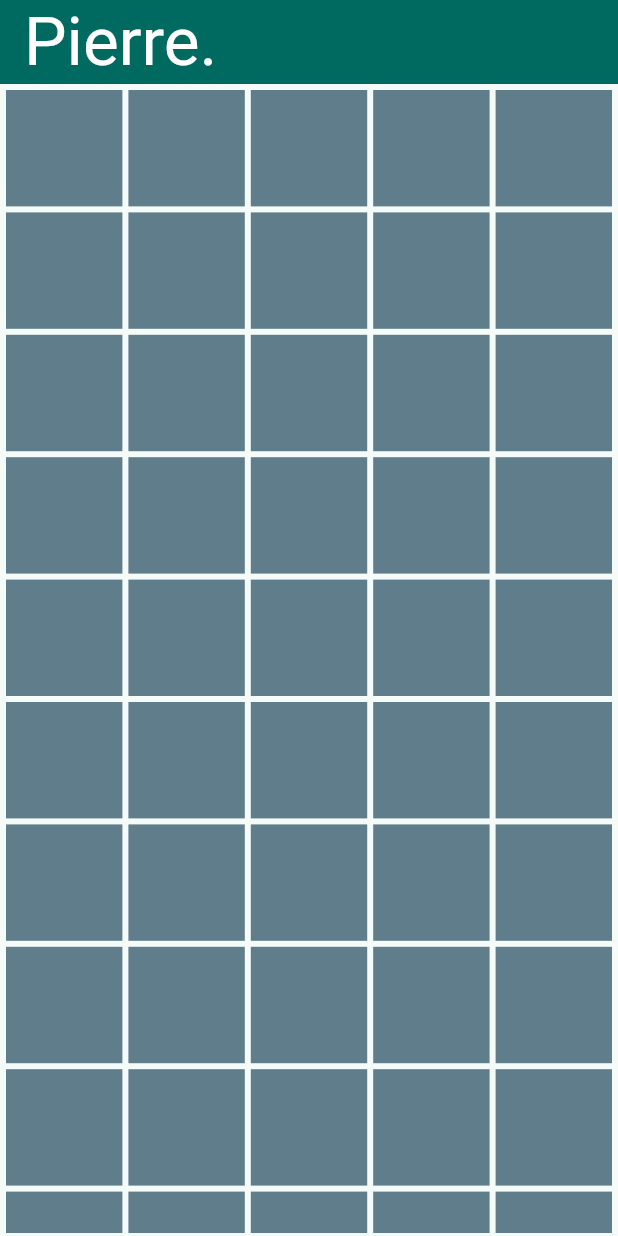
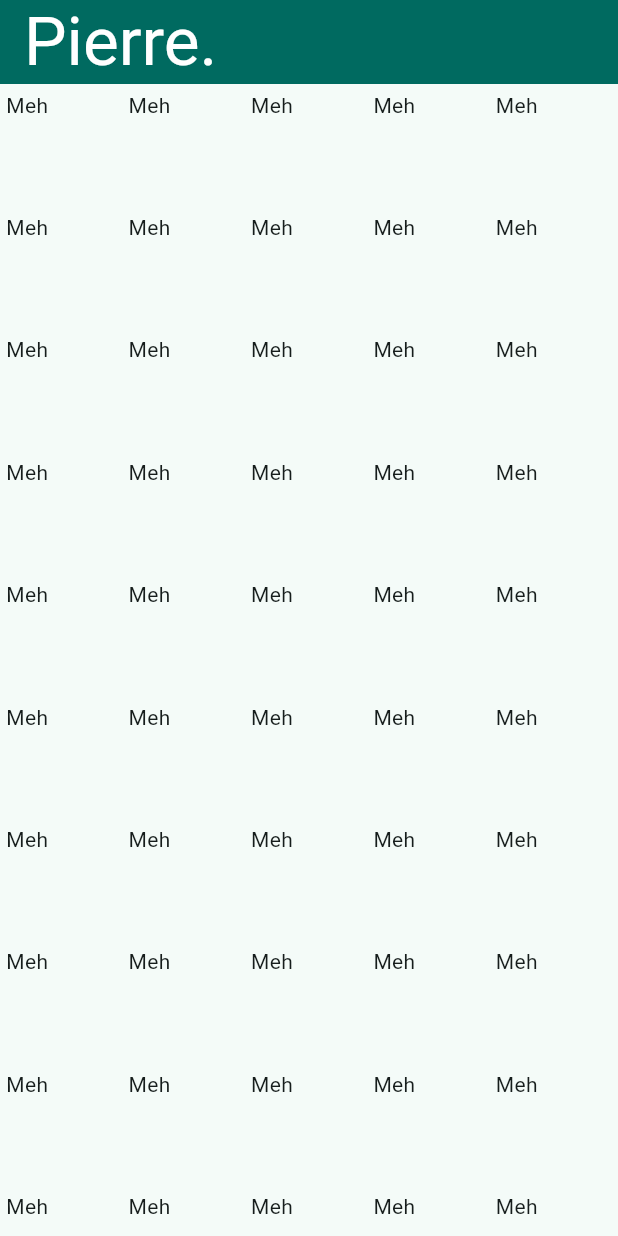
Before and after one commit to aweirdwhale/Pierre, a Flutter app: the screen it shows after launch, on a phone screen of 412 x 824 dp. Run offline on Flutter 3.47's test engine with Material 3 defaults, Android fonts, the phone set to English and light mode, and no system bars.

```diff
--- a/lib/pages/widgets/grid.dart
+++ b/lib/pages/widgets/grid.dart
@@ -9,12 +9,7 @@ class Grid extends StatelessWidget {
         crossAxisCount: 5,
       ),
       itemBuilder: (BuildContext context, int index) {
-        return Padding(
-          padding: const EdgeInsets.all(2.0),
-          child: Container(
-            color: Colors.blueGrey,
-          ),
-        );
+        return Padding(padding: const EdgeInsets.all(2.0), child: Text('Meh'));
       },
     );
   }
--- a/pubspec.yaml
+++ b/pubspec.yaml
@@ -14,10 +14,10 @@ dependencies:
 
   english_words: ^4.0.0
   provider: ^6.0.0
-  # photo_manager: ^3.6.3
   photo_view: ^0.15.0
   video_player: ^2.9.2
   chewie: ^1.9.2
+  image_picker: ^1.1.2
 
 dev_dependencies:
   flutter_test:
```
Also changed, not shown: pubspec.lock, 3 other files.
